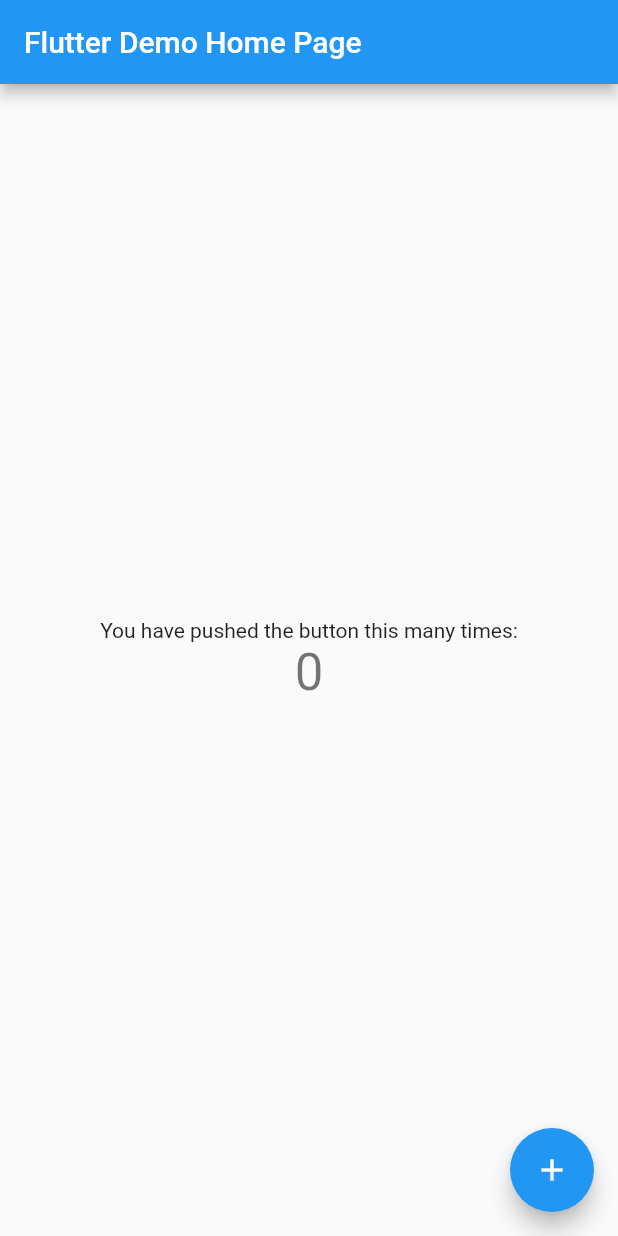
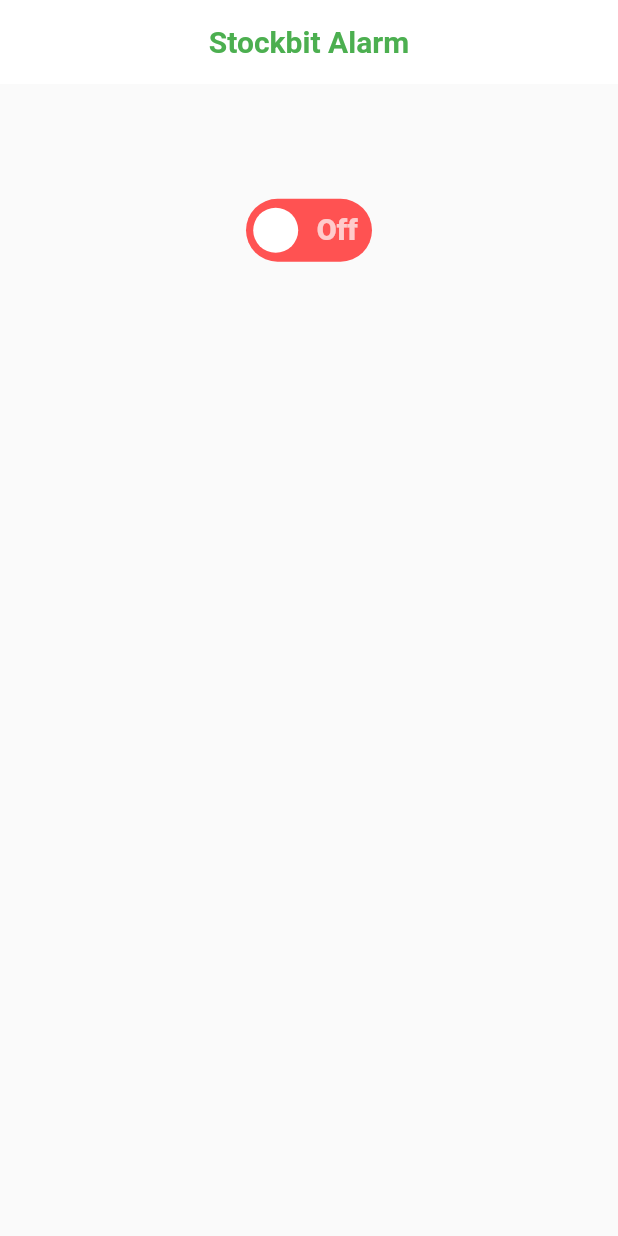
Before and after one commit to gempurbayu/flutter_alarm, a Flutter app: the screen it shows after launch, on a phone screen of 412 x 824 dp. Run offline on Flutter 3.47's test engine with Material 2 defaults, Android fonts, the phone set to English and light mode, and no system bars; drawn by our look-alikes of flutter_switch.

Commit message:
create switch button

```diff
--- a/lib/main.dart
+++ b/lib/main.dart
@@ -1,4 +1,5 @@
 import 'package:flutter/material.dart';
+import './screen/home.dart';
 
 void main() {
   runApp(const MyApp());
@@ -7,109 +8,15 @@
 class MyApp extends StatelessWidget {
   const MyApp({Key? key}) : super(key: key);
 
-  // This widget is the root of your application.
   @override
   Widget build(BuildContext context) {
     return MaterialApp(
-      title: 'Flutter Demo',
+      debugShowCheckedModeBanner: false,
+      title: 'Stock Bit Alarm',
       theme: ThemeData(
-        // This is the theme of your application.
-        //
-        // Try running your application with "flutter run". You'll see the
-        // application has a blue toolbar. Then, without quitting the app, try
-        // changing the primarySwatch below to Colors.green and then invoke
-        // "hot reload" (press "r" in the console where you ran "flutter run",
-        // or simply save your changes to "hot reload" in a Flutter IDE).
-        // Notice that the counter didn't reset back to zero; the application
-        // is not restarted.
-        primarySwatch: Colors.blue,
-      ),
-      home: const MyHomePage(title: 'Flutter Demo Home Page'),
+          primarySwatch: Colors.blue,
+          visualDensity: VisualDensity.adaptivePlatformDensity),
+      home: Home(),
     );
   }
 }
-
-class MyHomePage extends StatefulWidget {
-  const MyHomePage({Key? key, required this.title}) : super(key: key);
-
-  // This widget is the home page of your application. It is stateful, meaning
-  // that it has a State object (defined below) that contains fields that affect
-  // how it looks.
-
-  // This class is the configuration for the state. It holds the values (in this
-  // case the title) provided by the parent (in this case the App widget) and
-  // used by the build method of the State. Fields in a Widget subclass are
-  // always marked "final".
-
-  final String title;
-
-  @override
-  State<MyHomePage> createState() => _MyHomePageState();
-}
-
-class _MyHomePageState extends State<MyHomePage> {
-  int _counter = 0;
-
-  void _incrementCounter() {
-    setState(() {
-      // This call to setState tells the Flutter framework that something has
-      // changed in this State, which causes it to rerun the build method below
-      // so that the display can reflect the updated values. If we changed
-      // _counter without calling setState(), then the build method would not be
-      // called again, and so nothing would appear to happen.
-      _counter++;
-    });
-  }
-
-  @override
-  Widget build(BuildContext context) {
-    // This method is rerun every time setState is called, for instance as done
-    // by the _incrementCounter method above.
-    //
-    // The Flutter framework has been optimized to make rerunning build methods
-    // fast, so that you can just rebuild anything that needs updating rather
-    // than having to individually change instances of widgets.
-    return Scaffold(
-      appBar: AppBar(
-        // Here we take the value from the MyHomePage object that was created by
-        // the App.build method, and use it to set our appbar title.
-        title: Text(widget.title),
-      ),
-      body: Center(
-        // Center is a layout widget. It takes a single child and positions it
-        // in the middle of the parent.
-        child: Column(
-          // Column is also a layout widget. It takes a list of children and
-          // arranges them vertically. By default, it sizes itself to fit its
-          // children horizontally, and tries to be as tall as its parent.
-          //
-          // Invoke "debug painting" (press "p" in the console, choose the
-          // "Toggle Debug Paint" action from the Flutter Inspector in Android
-          // Studio, or the "Toggle Debug Paint" command in Visual Studio Code)
-          // to see the wireframe for each widget.
-          //
-          // Column has various properties to control how it sizes itself and
-          // how it positions its children. Here we use mainAxisAlignment to
-          // center the children vertically; the main axis here is the vertical
-          // axis because Columns are vertical (the cross axis would be
-          // horizontal).
-          mainAxisAlignment: MainAxisAlignment.center,
-          children: <Widget>[
-            const Text(
-              'You have pushed the button this many times:',
-            ),
-            Text(
-              '$_counter',
-              style: Theme.of(context).textTheme.headline4,
-            ),
-          ],
-        ),
-      ),
-      floatingActionButton: FloatingActionButton(
-        onPressed: _incrementCounter,
-        tooltip: 'Increment',
-        child: const Icon(Icons.add),
-      ), // This trailing comma makes auto-formatting nicer for build methods.
-    );
-  }
-}
--- /dev/null
+++ b/lib/screen/home.dart
@@ -0,0 +1,64 @@
+import 'dart:async';
+import 'package:flutter/material.dart';
+import 'package:flutter_switch/flutter_switch.dart';
+
+class Home extends StatefulWidget {
+  const Home({Key? key}) : super(key: key);
+
+  @override
+  _HomeState createState() => _HomeState();
+}
+
+class _HomeState extends State<Home> {
+
+  bool isOn = false;
+
+  @override
+  Widget build(BuildContext context) {
+    return Scaffold(
+      appBar: AppBar(
+        backgroundColor: isOn ? Colors.green : Colors.white,
+        centerTitle: true,
+        title: Text(
+          'Stockbit Alarm',
+          style: TextStyle(
+            color: isOn ? Color(0xffffffff) : Colors.green,
+            fontWeight: FontWeight.bold,
+          ),
+        ),
+        elevation: 0,
+      ),
+      body: Column(
+        children: [
+          Padding(padding: const EdgeInsets.only(top: 80),
+          child: Row(
+            mainAxisAlignment: MainAxisAlignment.center ,
+            children: [
+              Transform.scale(
+                scale: 1.2,
+                child: FlutterSwitch(
+                    value: isOn,
+                    activeColor: Color(0xff65D1BA),
+                    inactiveColor: Colors.redAccent,
+                    showOnOff: true,
+                    onToggle: (value) {
+                      setState(() {
+                        isOn = value;
+                        if (isOn) {
+                          Text("Your Alarm is On");
+                        } else {
+                          Text("Your Alarm is Off");
+                        }
+                      });
+                    }
+                  ),
+              )
+              ],
+          ),
+
+          ),
+        ],
+      ),
+    );
+  }
+}
--- a/pubspec.yaml
+++ b/pubspec.yaml
@@ -35,6 +35,8 @@
   intl: ^0.17.0
   rxdart: ^0.27.3
   vector_math: ^2.1.0
+  flutter_switch: ^0.3.2
+
 
   # The following adds the Cupertino Icons font to your application.
   # Use with the CupertinoIcons class for iOS style icons.
```
Also changed, not shown: pubspec.lock.
